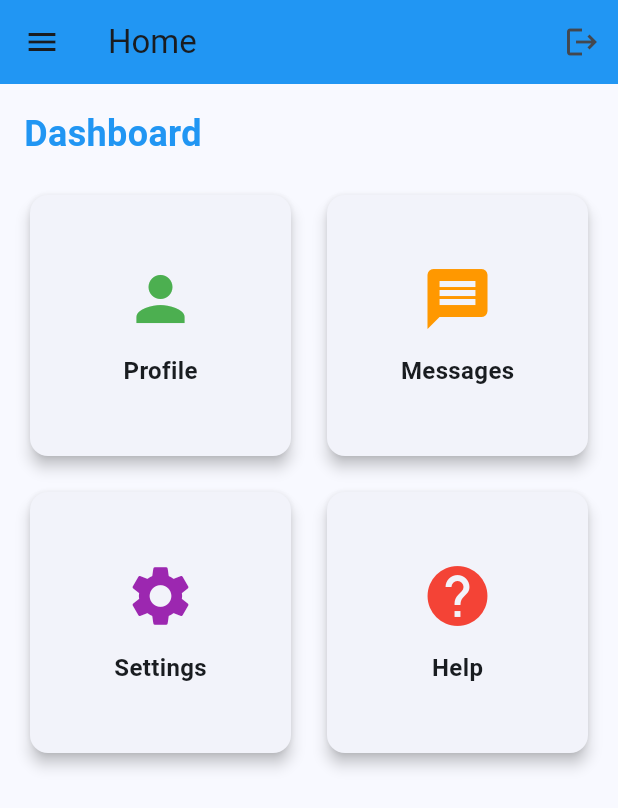
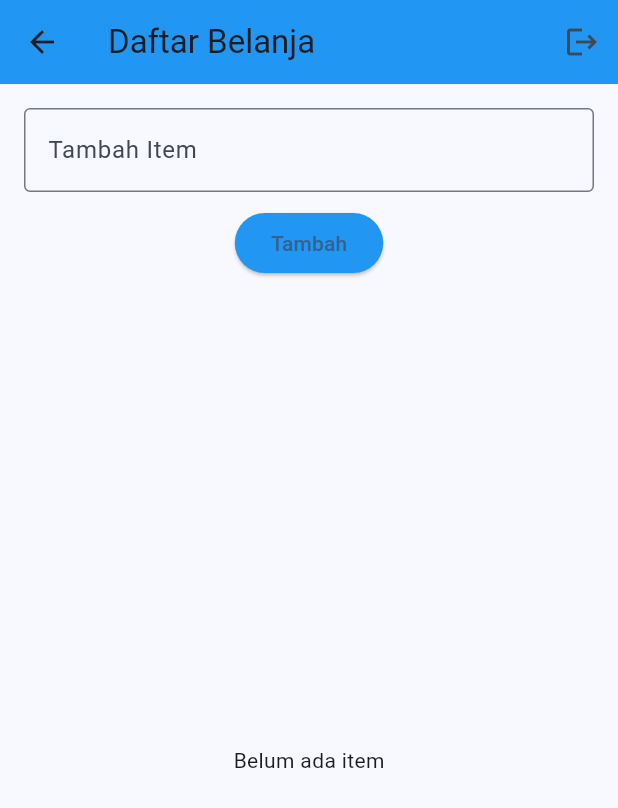
Before and after one commit to LOUISENZR/expense_manager, a Flutter app: the HomeScreen screen opened by its route, on a phone screen of 412 x 824 dp. Shown: the top 808 px of the screen. Run offline on Flutter 3.47's test engine with Material 3 defaults, Android fonts, the phone set to English and light mode, and no system bars.

Commit message:
Add CRUD on homescreen

```diff
--- a/lib/screens/home_screen.dart
+++ b/lib/screens/home_screen.dart
@@ -1,141 +1,116 @@
 import 'package:flutter/material.dart';
 
-class HomeScreen extends StatelessWidget {
+class HomeScreen extends StatefulWidget {
   const HomeScreen({super.key});
+
+  @override
+  State<HomeScreen> createState() => _HomeScreenState();
+}
+
+class _HomeScreenState extends State<HomeScreen> {
+  final TextEditingController _itemController = TextEditingController();
+  List<String> items = [];
+
+  void _addItem() {
+    if (_itemController.text.isNotEmpty) {
+      setState(() {
+        items.add(_itemController.text);
+        _itemController.clear();
+      });
+    }
+  }
+
+  void _editItem(int index) {
+    final controller = TextEditingController(text: items[index]);
+    showDialog(
+      context: context,
+      builder: (context) => AlertDialog(
+        title: const Text('Edit Item'),
+        content: TextField(controller: controller),
+        actions: [
+          TextButton(
+            onPressed: () {
+              setState(() {
+                items[index] = controller.text;
+              });
+              Navigator.pop(context);
+            },
+            child: const Text('Simpan'),
+          ),
+        ],
+      ),
+    );
+  }
+
+  void _deleteItem(int index) {
+    setState(() {
+      items.removeAt(index);
+    });
+  }
+
+  void _logout() {
+    Navigator.pushReplacementNamed(context, '/login');
+  }
 
   @override
   Widget build(BuildContext context) {
     return Scaffold(
       appBar: AppBar(
-        title: Text('Home'),
+        title: const Text('Daftar Belanja'),
         backgroundColor: Colors.blue,
         actions: [
           IconButton(
-            onPressed: () {
-              // Handle logout
-            },
-            icon: Icon(Icons.logout),
+            onPressed: _logout,
+            icon: const Icon(Icons.logout),
           ),
         ],
       ),
-      drawer: Drawer(
-        child: ListView(
-          padding: EdgeInsets.zero,
+      body: Padding(
+        padding: const EdgeInsets.all(16.0),
+        child: Column(
           children: [
-            DrawerHeader(
-              decoration: BoxDecoration(
-                color: Colors.blue,
+            TextField(
+              controller: _itemController,
+              decoration: const InputDecoration(
+                labelText: 'Tambah Item',
+                border: OutlineInputBorder(),
               ),
-              child: Column(
-                crossAxisAlignment: CrossAxisAlignment.start,
-                children: [
-                  CircleAvatar(
-                    radius: 30,
-                    backgroundColor: Colors.white,
-                    child: Icon(Icons.person, size: 40, color: Colors.blue),
-                  ),
-                  SizedBox(height: 10),
-                  Text(
-                    'Welcome User!',
-                    style: TextStyle(
-                      color: Colors.white,
-                      fontSize: 18,
-                      fontWeight: FontWeight.bold,
+            ),
+            const SizedBox(height: 10),
+            ElevatedButton(
+              onPressed: _addItem,
+              style: ElevatedButton.styleFrom(backgroundColor: Colors.blue),
+              child: const Text('Tambah'),
+            ),
+            const SizedBox(height: 20),
+            Expanded(
+              child: items.isEmpty
+                  ? const Center(child: Text('Belum ada item'))
+                  : ListView.builder(
+                itemCount: items.length,
+                itemBuilder: (context, index) => Card(
+                  child: ListTile(
+                    title: Text(items[index]),
+                    trailing: Row(
+                      mainAxisSize: MainAxisSize.min,
+                      children: [
+                        IconButton(
+                          icon: const Icon(Icons.edit, color: Colors.orange),
+                          onPressed: () => _editItem(index),
+                        ),
+                        IconButton(
+                          icon: const Icon(Icons.delete, color: Colors.red),
+                          onPressed: () => _deleteItem(index),
+                        ),
+                      ],
                     ),
                   ),
-                ],
+                ),
               ),
-            ),
-            ListTile(
-              leading: Icon(Icons.home),
-              title: Text('Home'),
-              onTap: () {
-                Navigator.pop(context);
-              },
-            ),
-            ListTile(
-              leading: Icon(Icons.person),
-              title: Text('Profile'),
-              onTap: () {
-                Navigator.pop(context);
-              },
-            ),
-            ListTile(
-              leading: Icon(Icons.settings),
-              title: Text('Settings'),
-              onTap: () {
-                Navigator.pop(context);
-              },
-            ),
-            Divider(),
-            ListTile(
-              leading: Icon(Icons.logout),
-              title: Text('Logout'),
-              onTap: () {
-                // Handle logout
-              },
-            ),
-          ],
-        ),
-      ),
-      body: Padding(
-        padding: EdgeInsets.all(16.0),
-        child: Column(
-          crossAxisAlignment: CrossAxisAlignment.start,
-          children: [
-            Text(
-              'Dashboard',
-              style: TextStyle(
-                fontSize: 24,
-                fontWeight: FontWeight.bold,
-                color: Colors.blue,
-              ),
-            ),
-            SizedBox(height: 20),
-            Expanded(
-              child: GridView.count(
-                crossAxisCount: 2,
-                crossAxisSpacing: 16,
-                mainAxisSpacing: 16,
-                children: [
-                  _buildDashboardCard('Profile', Icons.person, Colors.green),
-                  _buildDashboardCard('Messages', Icons.message, Colors.orange),
-                  _buildDashboardCard('Settings', Icons.settings, Colors.purple),
-                  _buildDashboardCard('Help', Icons.help, Colors.red),
-                ],
-              ),
-            ),
+            )
           ],
         ),
       ),
     );
   }
-
-  Widget _buildDashboardCard(String title, IconData icon, Color color) {
-    return Card(
-      elevation: 4,
-      child: InkWell(
-        onTap: () {
-          // Handle card tap
-        },
-        child: Container(
-          padding: EdgeInsets.all(16),
-          child: Column(
-            mainAxisAlignment: MainAxisAlignment.center,
-            children: [
-              Icon(icon, size: 48, color: color),
-              SizedBox(height: 12),
-              Text(
-                title,
-                style: TextStyle(
-                  fontSize: 16,
-                  fontWeight: FontWeight.bold,
-                ),
-              ),
-            ],
-          ),
-        ),
-      ),
-    );
-  }
 }
```
